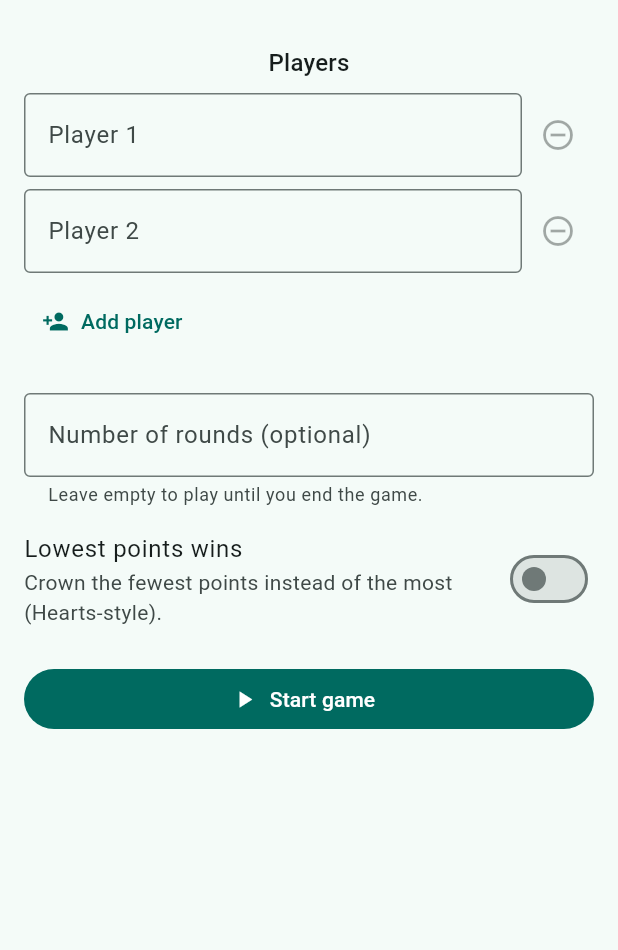
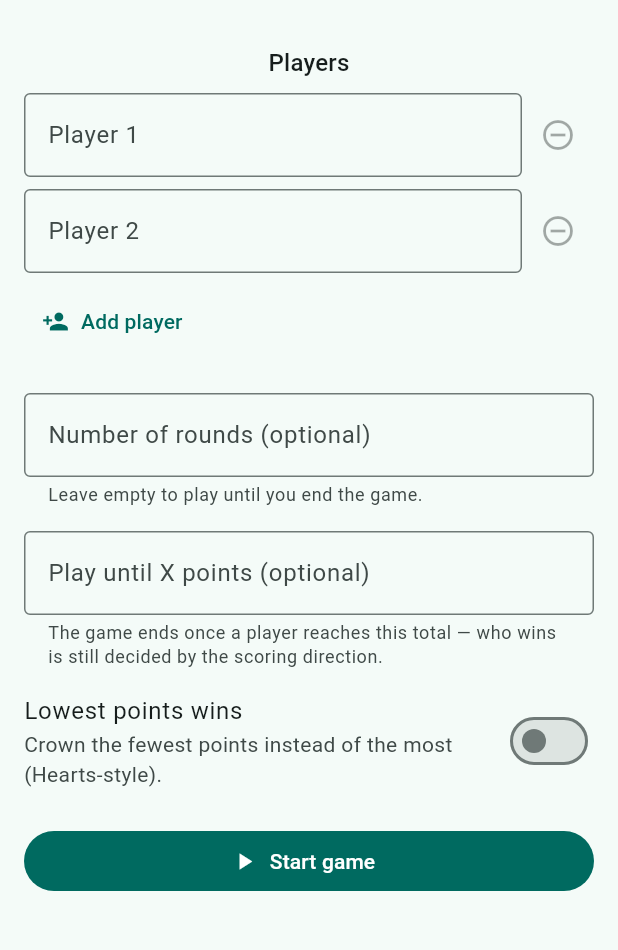
Before and after one commit to gauron99/skore, a Flutter app: the screen it shows after launch, on a phone screen of 412 x 824 dp, the part 63-1013 px from its top. Run offline on Flutter 3.47's test engine with Material 3 defaults, Android fonts, the phone set to English and light mode, and no system bars; our stand-ins replace shared_preferences.

Commit message:
Score-target end condition: play until a player reaches X points
- Game.targetScore: ends the game once any total reaches X. Purely an
  end-of-game trigger — the winner is still decided by lowestWins, so
  Hearts-style 'play to 100, fewest points wins' works
- Setup: 'Play until X points (optional)' field; combines freely with
  the round limit (whichever hits first) and the End game action
- Progress label shows 'playing to X'
- Tests: 39 total (end trigger, lowest-still-wins, undo reopens,
  round-limit combo, JSON compat; widget flow to the standings; plus
  pumpAndSettle after ensureVisible now that setup scrolls in tests)

Co-Authored-By: Claude Fable 5 <noreply@anthropic.com>

```diff
--- a/lib/data/game.dart
+++ b/lib/data/game.dart
@@ -7,6 +7,7 @@ class Game {
     required this.players,
     List<List<int>>? rounds,
     this.targetRounds,
+    this.targetScore,
     this.lowestWins = false,
     this.endedManually = false,
     DateTime? startedAt,
@@ -22,6 +23,10 @@ class Game {
   /// Total number of rounds for a fixed-length game, null for open-ended.
   final int? targetRounds;
 
+  /// Ends the game once any player's total reaches this. Purely an
+  /// end-of-game trigger — who wins stays with [lowestWins]. Null = no cap.
+  final int? targetScore;
+
   /// When true the fewest points lead and win (Hearts-style scoring).
   final bool lowestWins;
 
@@ -32,7 +37,9 @@ class Game {
   final DateTime startedAt;
 
   bool get isOver =>
-      endedManually || (targetRounds != null && rounds.length >= targetRounds!);
+      endedManually ||
+      (targetRounds != null && rounds.length >= targetRounds!) ||
+      (targetScore != null && totals.any((total) => total >= targetScore!));
 
   /// Cumulative score per player across all played rounds.
   List<int> get totals {
@@ -97,6 +104,7 @@ class Game {
         'players': players,
         'rounds': rounds,
         'targetRounds': targetRounds,
+        'targetScore': targetScore,
         'lowestWins': lowestWins,
         'endedManually': endedManually,
         'startedAt': startedAt.toIso8601String(),
@@ -109,6 +117,7 @@ class Game {
             (round as List).cast<int>(),
         ],
         targetRounds: json['targetRounds'] as int?,
+        targetScore: json['targetScore'] as int?,
         // Missing in blobs saved before the option existed -> highest wins.
         lowestWins: json['lowestWins'] as bool? ?? false,
         endedManually: json['endedManually'] as bool? ?? false,
--- a/lib/screens/setup_screen.dart
+++ b/lib/screens/setup_screen.dart
@@ -24,6 +24,7 @@ class _SetupScreenState extends State<SetupScreen> {
     TextEditingController(),
   ];
   final TextEditingController _roundLimit = TextEditingController();
+  final TextEditingController _scoreTarget = TextEditingController();
   bool _lowestWins = false;
 
   @override
@@ -32,6 +33,7 @@ class _SetupScreenState extends State<SetupScreen> {
       controller.dispose();
     }
     _roundLimit.dispose();
+    _scoreTarget.dispose();
     super.dispose();
   }
 
@@ -58,9 +60,18 @@ class _SetupScreenState extends State<SetupScreen> {
       );
       return;
     }
+    final scoreText = _scoreTarget.text.trim();
+    final scoreTarget = scoreText.isEmpty ? null : int.parse(scoreText);
+    if (scoreTarget != null && scoreTarget < 1) {
+      ScaffoldMessenger.of(context).showSnackBar(
+        const SnackBar(content: Text('Score target must be at least 1.')),
+      );
+      return;
+    }
     widget.onStart(Game(
       players: players,
       targetRounds: limit,
+      targetScore: scoreTarget,
       lowestWins: _lowestWins,
     ));
   }
@@ -127,6 +138,20 @@ class _SetupScreenState extends State<SetupScreen> {
               border: OutlineInputBorder(),
             ),
           ),
+          const SizedBox(height: 16),
+          TextField(
+            controller: _scoreTarget,
+            keyboardType: TextInputType.number,
+            inputFormatters: [FilteringTextInputFormatter.digitsOnly],
+            decoration: const InputDecoration(
+              labelText: 'Play until X points (optional)',
+              helperText:
+                  'The game ends once a player reaches this total — who '
+                  'wins is still decided by the scoring direction.',
+              helperMaxLines: 2,
+              border: OutlineInputBorder(),
+            ),
+          ),
           const SizedBox(height: 8),
           SwitchListTile(
             value: _lowestWins,
```
Also changed, not shown: lib/screens/scoreboard_screen.dart (+6 -2 lines), 3 other files.
